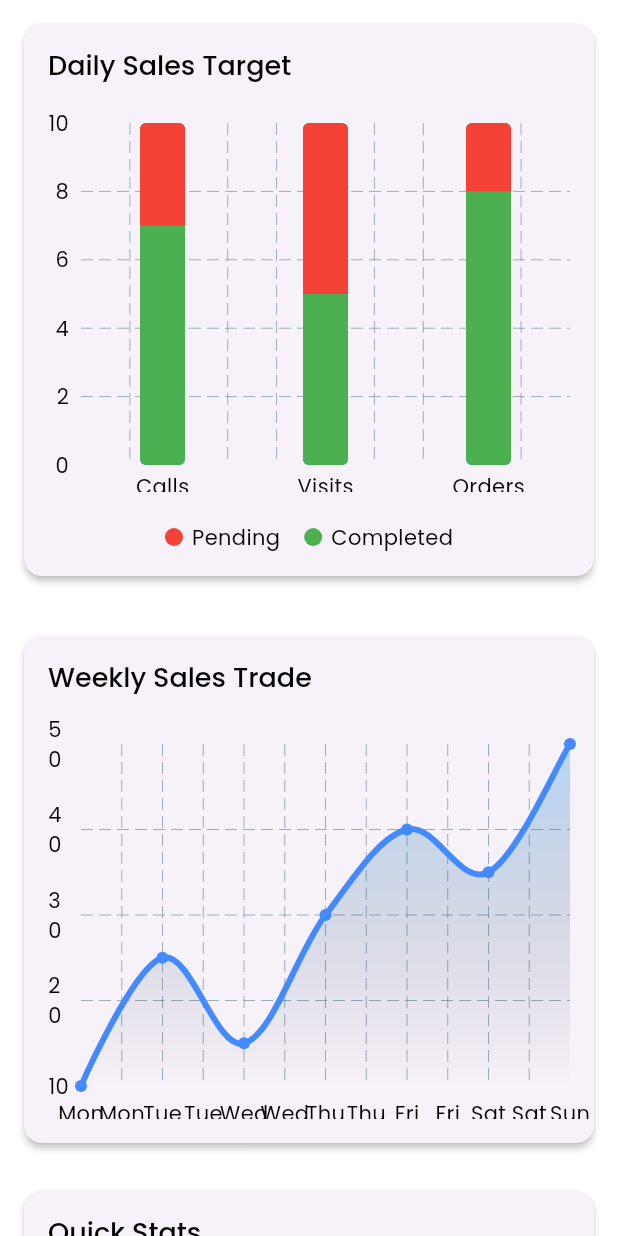
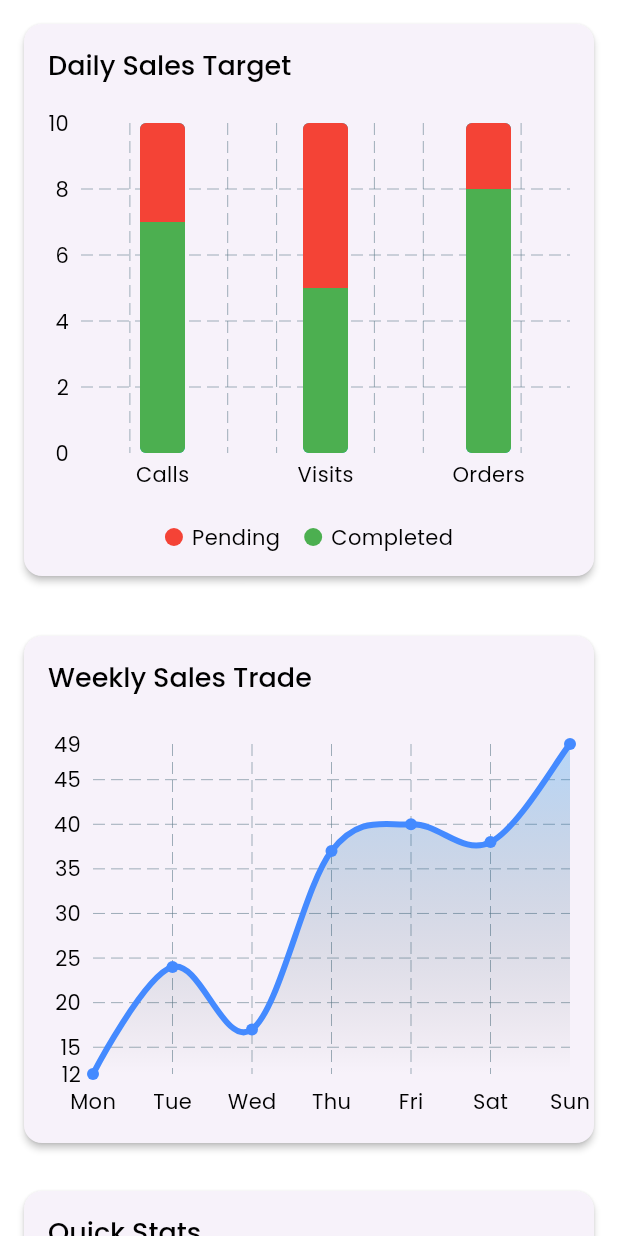
Before and after one commit to Sandeep-svf/medicle_sales_rbsh, a Flutter app: the SalesChartHomeScreen screen opened directly, on a phone screen of 412 x 824 dp. Run offline on Flutter 3.47's test engine with Material 3 defaults, Android fonts, the light colour scheme and no system bars; drawn by our look-alikes of fl_chart; our stand-ins replace get, get_storage, iconsax, logger, quickalert; missing offline and left inert: date_picker_plus; accounts and stored records are empty; project files that could hold a hidden picture were left out.

Commit message:
wokring on font,style and button

```diff
--- a/lib/features/SalesChartAnalysis/Screen/salesChartHome.dart
+++ b/lib/features/SalesChartAnalysis/Screen/salesChartHome.dart
@@ -26,10 +26,10 @@ class SalesChartHomeScreen extends StatelessWidget {
             const QuickStatsCards(),
 
             /// Login Activity and Schedule Visit Button
-            const LoginViistScheduleButton(),
+           // const LoginViistScheduleButton(),
 
             //space
-            const SizedBox(height: TSizes.spaceBtwText,)
+           // const SizedBox(height: TSizes.spaceBtwText,)
           ],
         ),
       ),
--- a/lib/features/SalesChartAnalysis/widgets/sales_target_chart.dart
+++ b/lib/features/SalesChartAnalysis/widgets/sales_target_chart.dart
@@ -79,6 +79,7 @@ class BarChartWidget extends StatelessWidget {
           bottomTitles: AxisTitles(
             sideTitles: SideTitles(
               showTitles: true,
+              reservedSize: 30, // Increase reserved space for better visibility
               getTitlesWidget: (value, _) {
                 if (value.toInt() == 0) return _buildTitle(TTexts.calls);
                 if (value.toInt() == 1) return _buildTitle(TTexts.visits);
--- a/lib/features/SalesChartAnalysis/widgets/weekly_sales_chart.dart
+++ b/lib/features/SalesChartAnalysis/widgets/weekly_sales_chart.dart
@@ -37,13 +37,13 @@ class AnimatedLineChart extends StatefulWidget {
 
 class _AnimatedLineChartState extends State<AnimatedLineChart> {
   List<SalesData> weeklySales = [
-    SalesData("Mon", 10),
-    SalesData("Tue", 25),
-    SalesData("Wed", 15),
-    SalesData("Thu", 30),
+    SalesData("Mon", 12),
+    SalesData("Tue", 24),
+    SalesData("Wed", 17),
+    SalesData("Thu", 37),
     SalesData("Fri", 40),
-    SalesData("Sat", 35),
-    SalesData("Sun", 50),
+    SalesData("Sat", 38),
+    SalesData("Sun", 49),
   ];
 
   @override
@@ -84,6 +84,8 @@ class _AnimatedLineChartState extends State<AnimatedLineChart> {
         bottomTitles: AxisTitles(
           sideTitles: SideTitles(
             showTitles: true,
+            reservedSize: 30, // Increase reserved space for better visibility
+
             getTitlesWidget: (value, _) {
               if (value >= 0 && value < weeklySales.length) {
                 return Padding(
@@ -98,7 +100,7 @@ class _AnimatedLineChartState extends State<AnimatedLineChart> {
         leftTitles: AxisTitles(
           sideTitles: SideTitles(
             showTitles: true,
-            interval: 10, // Y-axis interval for better readability
+            reservedSize: 30,
           ),
         ),
         topTitles: AxisTitles(sideTitles: SideTitles(showTitles: false)),
```
Also changed, not shown: lib/features/dashboard/screen/dashboard.dart (+7 -5 lines), lib/features/dashboard/widgets/custrom_drawer.dart (+9 -16 lines), lib/features/salesActivity/screens/salesActivity.dart (+11 -0 lines), lib/features/visitDoctor/screens/visitDoctor.dart (+11 -0 lines).
